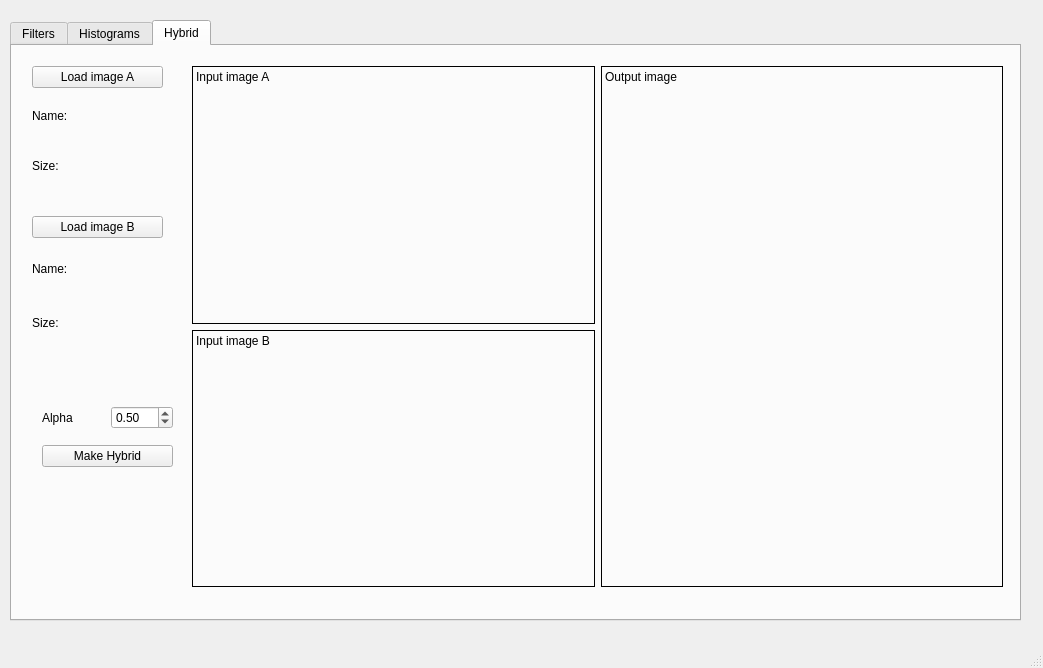
Old version of the form MainWindow.ui in the repository Bravewarrior0/Computer-Vision.
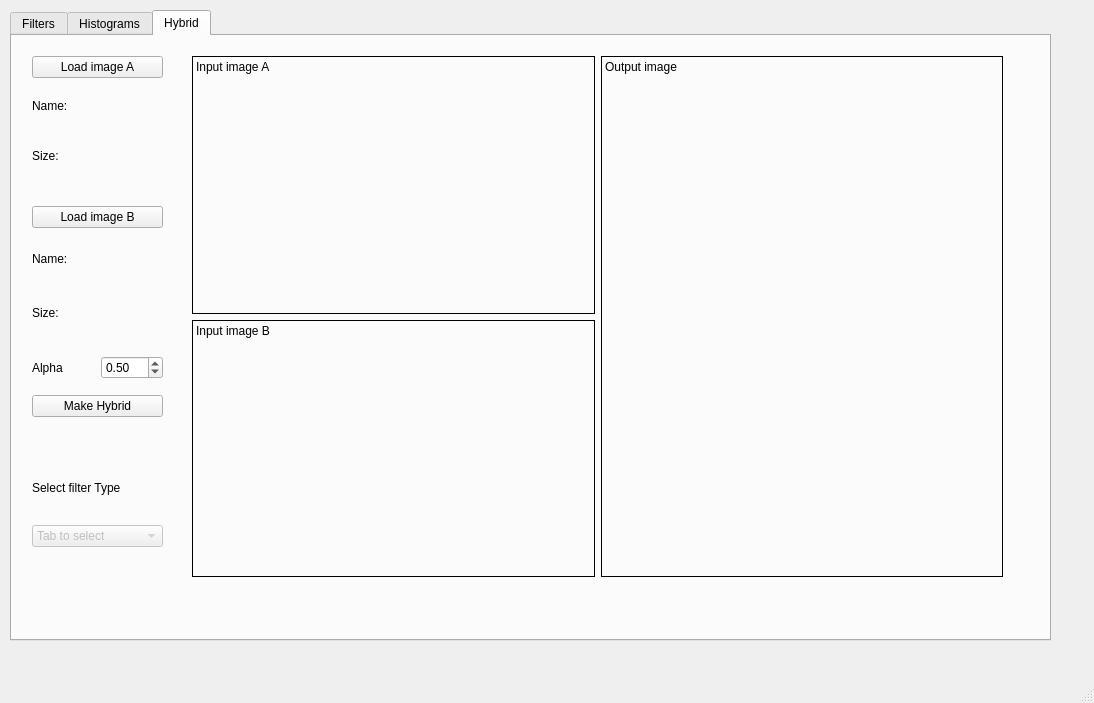
New version of the form. The open tabs and pages were chosen to show the change.

Commit message: hybrid_combo

Diff of the .ui file:
```diff
--- a/MainWindow.ui
+++ b/MainWindow.ui
@@ -6,8 +6,8 @@
    <rect>
     <x>0</x>
     <y>0</y>
-    <width>1043</width>
-    <height>668</height>
+    <width>1094</width>
+    <height>703</height>
    </rect>
   </property>
   <property name="minimumSize">
@@ -27,9 +27,9 @@
     <property name="geometry">
      <rect>
       <x>10</x>
-      <y>20</y>
-      <width>1011</width>
-      <height>601</height>
+      <y>10</y>
+      <width>1041</width>
+      <height>631</height>
      </rect>
     </property>
     <property name="currentIndex">
@@ -543,7 +543,7 @@
      <attribute name="title">
       <string>Hybrid</string>
      </attribute>
-     <widget class="QWidget" name="">
+     <widget class="QWidget" name="layoutWidget">
       <property name="geometry">
        <rect>
         <x>180</x>
@@ -597,7 +597,7 @@
        </item>
       </layout>
      </widget>
-     <widget class="QWidget" name="">
+     <widget class="QWidget" name="layoutWidget">
       <property name="geometry">
        <rect>
         <x>20</x>
@@ -630,7 +630,7 @@
        </item>
       </layout>
      </widget>
-     <widget class="QWidget" name="">
+     <widget class="QWidget" name="layoutWidget">
       <property name="geometry">
        <rect>
         <x>20</x>
@@ -663,11 +663,11 @@
        </item>
       </layout>
      </widget>
-     <widget class="QWidget" name="">
+     <widget class="QWidget" name="layoutWidget">
       <property name="geometry">
        <rect>
-        <x>30</x>
-        <y>350</y>
+        <x>20</x>
+        <y>310</y>
         <width>131</width>
         <height>81</height>
        </rect>
@@ -709,6 +709,57 @@
        </item>
       </layout>
      </widget>
+     <widget class="QWidget" name="">
+      <property name="geometry">
+       <rect>
+        <x>20</x>
+        <y>420</y>
+        <width>131</width>
+        <height>91</height>
+       </rect>
+      </property>
+      <layout class="QGridLayout" name="gridLayout_11">
+       <item row="2" column="0">
+        <widget class="QComboBox" name="comboBox_hybrid">
+         <property name="enabled">
+          <bool>false</bool>
+         </property>
+         <item>
+          <property name="text">
+           <string>Tab to select</string>
+          </property>
+         </item>
+         <item>
+          <property name="text">
+           <string>Lp1</string>
+          </property>
+         </item>
+         <item>
+          <property name="text">
+           <string>sobel</string>
+          </property>
+         </item>
+         <item>
+          <property name="text">
+           <string>prewitt</string>
+          </property>
+         </item>
+         <item>
+          <property name="text">
+           <string>roberts</string>
+          </property>
+         </item>
+        </widget>
+       </item>
+       <item row="0" column="0">
+        <widget class="QLabel" name="label_9">
+         <property name="text">
+          <string>Select filter Type</string>
+         </property>
+        </widget>
+       </item>
+      </layout>
+     </widget>
     </widget>
    </widget>
   </widget>
```
Left out of the diff: 32 changed lines with no effect on the pictures. The commit also changes 5 other files.
